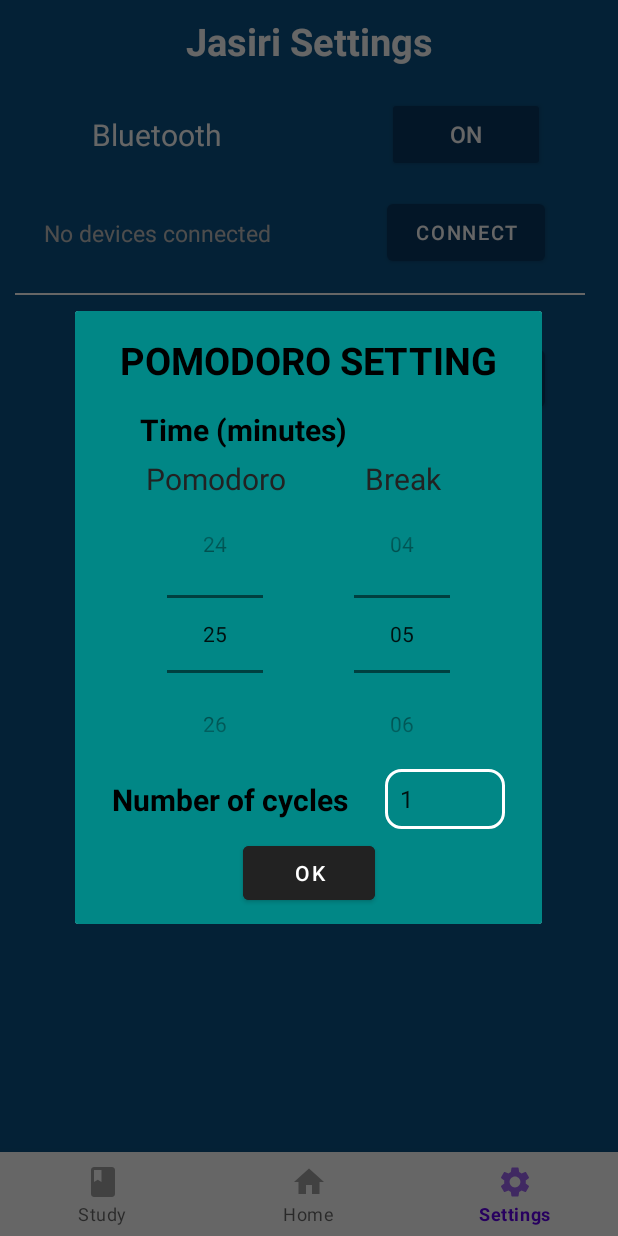
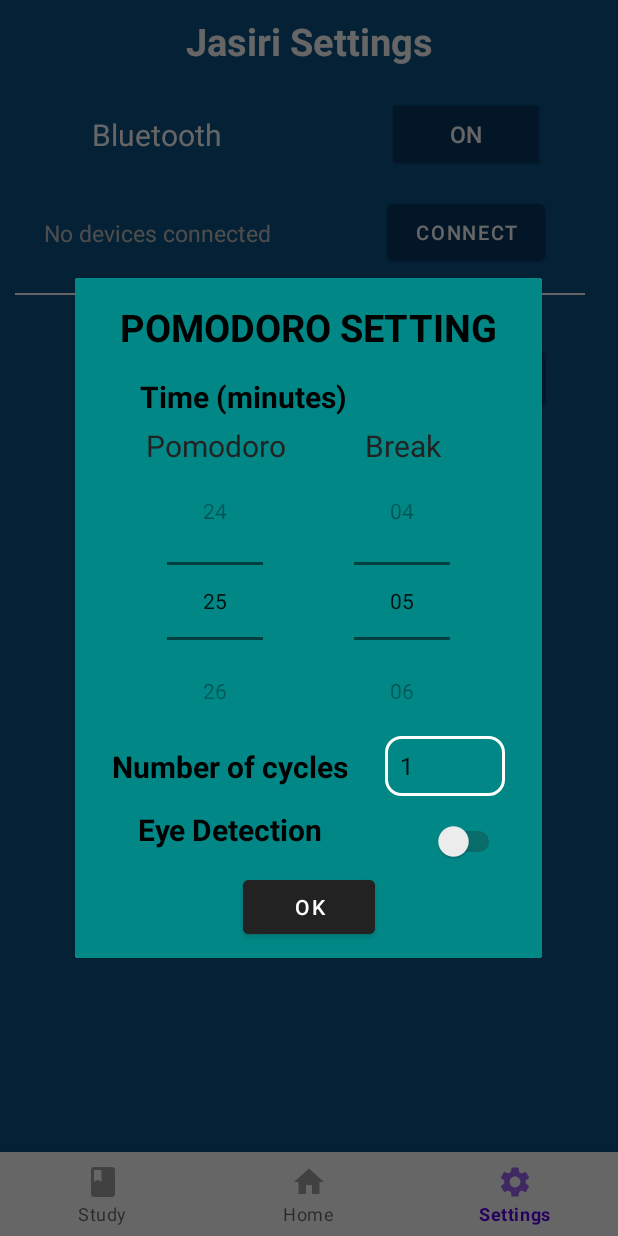
Before and after one commit to chlowhee/FYP-1-APP, an Android app: the fragment PomodoroSettingDialog placed in its activity, on a phone screen of 412 x 824 dp. Run offline under Robolectric (Android 15) with nearby library versions, the phone set to English and light mode, and no system bars; our stand-ins replace Dagger/Hilt's generated code; libraries missing offline, so code that uses them is left out: androidx.camera.core, androidx.camera.lifecycle, com.google.mlkit.common, com.google.mlkit.vision.

Commit message:
added toggle to enable/disable eye detection

```diff
--- a/app/src/main/java/com/example/jasiribrain/data/JasiriDataHolder.kt
+++ b/app/src/main/java/com/example/jasiribrain/data/JasiriDataHolder.kt
@@ -125,7 +125,19 @@ object JasiriDataHolder {
     }
 
     /**
-     * toggle if eye detection is wanted
+     *  toggle if eye detection is wanted
+     */
+    private val _eyeDetectionToggle = MutableStateFlow(false)
+
+    val eyeDetectionToggle: StateFlow<Boolean>
+        get() = _eyeDetectionToggle
+
+    fun setEyeDetectionToggle(status: Boolean) {
+        _eyeDetectionToggle.value = status
+    }
+
+    /**
+     * to turn on and off eye detection
      */
     private val _eyeDetectionIsWanted = MutableStateFlow(false)
 
--- a/app/src/main/java/com/example/jasiribrain/ui/MainActivity.kt
+++ b/app/src/main/java/com/example/jasiribrain/ui/MainActivity.kt
@@ -64,7 +64,6 @@ class MainActivity : AppCompatActivity() {
         bottomNavEnabled()
         toggleFaceDetection()
         faceTrackerMover()
-        pingRpiEveryFiveMinutes()
     }
 
     /**
@@ -197,17 +196,4 @@ class MainActivity : AppCompatActivity() {
             JasiriDataHolder.setFacePosition(0)
         }
     }
-
-    private fun pingRpiEveryFiveMinutes() { //can forgo
-//        val timerObj = Timer()
-//        val timerTaskObj = object : TimerTask() {
-//            override fun run() {
-//                if (JasiriDataHolder.bluetoothActiveStatus.value) {
-//                    controller.sendMessage("ping")
-//                    Log.d("PING", "send ping")
-//                }
-//            }
-//        }
-//        timerObj.schedule(timerTaskObj, 0, 30000)
-    }
 }
--- a/app/src/main/java/com/example/jasiribrain/ui/PomodoroSettingDialog.kt
+++ b/app/src/main/java/com/example/jasiribrain/ui/PomodoroSettingDialog.kt
@@ -39,6 +39,11 @@ class PomodoroSettingDialog: DialogFragment() {
             val breakDuration = binding.breakPicker.value
             val numCycles = binding.numCyclesSpinner.selectedItem.toString()
             Log.d(TAG, "Pomodoro, Break, Cycles: $pomoDuration, $breakDuration, $numCycles")
+            if (binding.eyeDetectionSwitch.isChecked) {
+                JasiriDataHolder.setEyeDetectionToggle(true)
+            } else {
+                JasiriDataHolder.setEyeDetectionToggle(false)
+            }
             JasiriDataHolder.setIsPomodoroBreak(false)
             JasiriDataHolder.setBreakDuration(breakDuration)
             JasiriDataHolder.setNumCycles(numCycles.toInt())
--- a/app/src/main/java/com/example/jasiribrain/ui/StudyFragment.kt
+++ b/app/src/main/java/com/example/jasiribrain/ui/StudyFragment.kt
@@ -343,6 +343,7 @@ class StudyFragment: Fragment() {
      * EYE DETECTION
      */
     private fun toggleEyeDetectionEveryTwoMins() {
+        if (!JasiriDataHolder.eyeDetectionToggle.value) return
         val timerObj = Timer()
         val timerTaskObj = object : TimerTask() {
             override fun run() {
--- a/app/src/main/res/layout/dialog_pomodoro_setting.xml
+++ b/app/src/main/res/layout/dialog_pomodoro_setting.xml
@@ -100,8 +100,32 @@
         android:layout_marginBottom="5dp"
         app:layout_constraintEnd_toEndOf="parent"
         app:layout_constraintStart_toEndOf="@+id/num_cycles_title"
-        app:layout_constraintTop_toBottomOf="@id/pomodoro_picker"
-        app:layout_constraintBottom_toTopOf="@+id/ok_btn_pomo_settings"/>
+        app:layout_constraintTop_toBottomOf="@id/pomodoro_picker"/>
+
+    <TextView
+        android:id="@+id/eye_detection_enabler_title"
+        android:layout_width="wrap_content"
+        android:layout_height="wrap_content"
+        android:text="Eye Detection"
+        android:textSize="20sp"
+        android:textStyle="bold"
+        android:textColor="@color/black"
+        app:layout_constraintStart_toStartOf="parent"
+        app:layout_constraintTop_toBottomOf="@+id/num_cycles_title"
+        app:layout_constraintBottom_toTopOf="@+id/ok_btn_pomo_settings"
+        app:layout_constraintEnd_toStartOf="@+id/eye_detection_switch"/>
+
+    <Switch
+        android:id="@+id/eye_detection_switch"
+        android:layout_width="80dp"
+        android:layout_height="40dp"
+        android:layout_marginTop="10dp"
+        android:theme="@style/SCBSwitch"
+        app:layout_constraintEnd_toEndOf="@+id/num_cycles_spinner"
+        app:layout_constraintTop_toBottomOf="@+id/num_cycles_spinner"
+        app:layout_constraintStart_toStartOf="@+id/num_cycles_spinner"
+        app:layout_constraintBottom_toTopOf="@+id/ok_btn_pomo_settings"
+        tools:ignore="UseSwitchCompatOrMaterialXml" />
 
     <Button
         android:id="@+id/ok_btn_pomo_settings"
--- a/app/src/main/res/values/styles.xml
+++ b/app/src/main/res/values/styles.xml
@@ -7,4 +7,10 @@
         <item name="colorAccent">@color/silver</item>
     </style>
 
+    <style name="SCBSwitch" parent="Theme.AppCompat.Light">
+        <item name="colorControlActivated">@color/joystickBackground</item>
+        <item name="colorSwitchThumbNormal">@color/white</item>
+        <item name="android:colorForeground">#FF221f1f</item>
+    </style>
+
 </resources>
```
